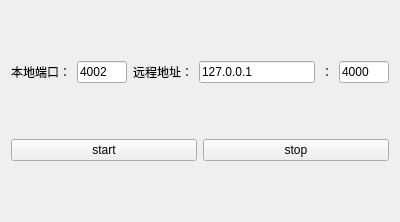
Above: AudioStream/mainwidget.ui from Renleilei1992/pjsip-audio-stream before the change. Below: the same form after it.
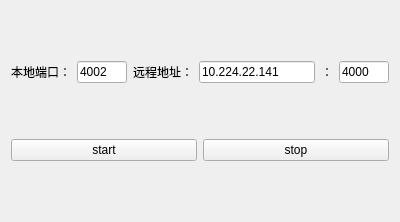
That is the form after the change.

Commit message: feat: update media server

What changed in the file:
```diff
--- a/AudioStream/mainwidget.ui
+++ b/AudioStream/mainwidget.ui
@@ -52,7 +52,7 @@
      <item>
       <widget class="QLineEdit" name="remoteIPEdt">
        <property name="text">
-        <string>127.0.0.1</string>
+        <string>10.224.22.141</string>
        </property>
       </widget>
      </item>
```
The commit also changes 2 other files.
